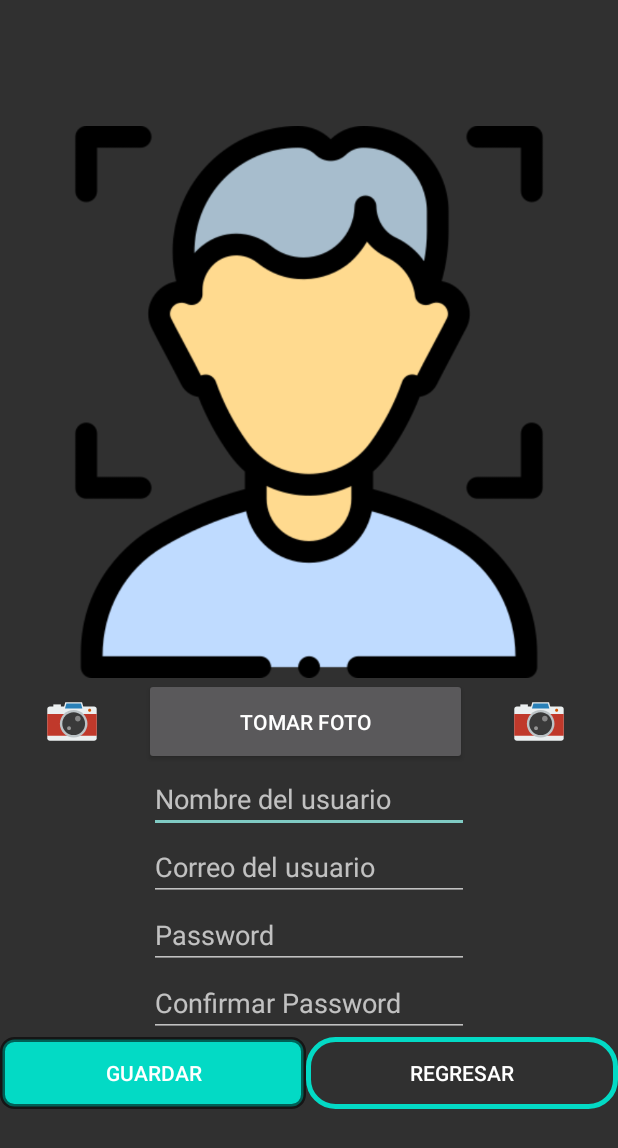
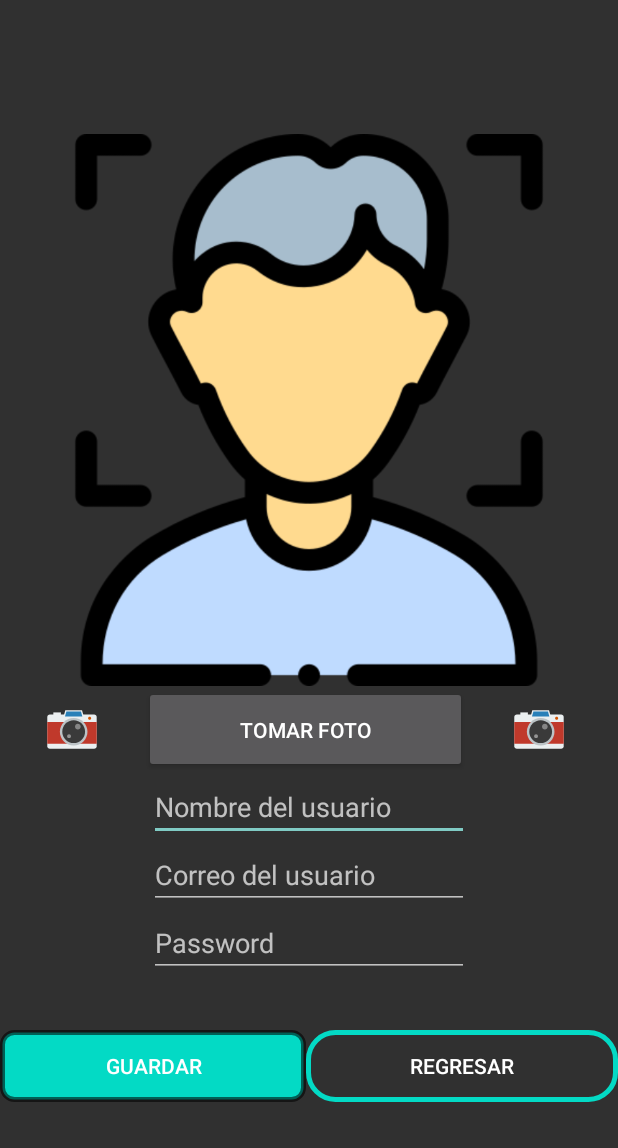
Before and after one commit to geroge282/CaptcamFinal, an Android app: the registroUsuario screen opened directly, with no data from a screen before it, on a phone screen of 412 x 824 dp. Shown: the top 1148 px of the screen. Run offline under Robolectric (Android 15) with nearby library versions, the phone set to English and light mode, and no system bars; our stand-ins replace Firebase (no records; nobody signed in at launch, a user with empty details on screens opened directly).

Commit message:
FINALIZADO PROTOTIPO LISTO PARA PRESENTAR 23MAR2021 2

```diff
--- a/app/src/main/res/layout/activity_registro.xml
+++ b/app/src/main/res/layout/activity_registro.xml
@@ -78,13 +78,7 @@
 
         android:inputType="textPersonName|textPassword" />
 
-    <EditText
-        android:id="@+id/edConfirmacionPassword"
-        android:layout_width="wrap_content"
-        android:layout_height="wrap_content"
-        android:ems="10"
-        android:hint="Confirmar Password"
-        android:inputType="textPersonName|textPassword" />
+
 
 
 
@@ -98,7 +92,7 @@
             android:id="@+id/btnGuardar"
             android:layout_width="204dp"
             android:layout_height="wrap_content"
-
+            android:layout_marginTop="35dp"
             android:background="@drawable/button_ingresar"
             android:text="Guardar" />
 
@@ -107,6 +101,7 @@
             android:layout_width="match_parent"
             android:layout_height="wrap_content"
             android:background="@drawable/button_rounded"
+            android:layout_marginTop="35dp"
 
             android:text="REGRESAR" />
 
```
